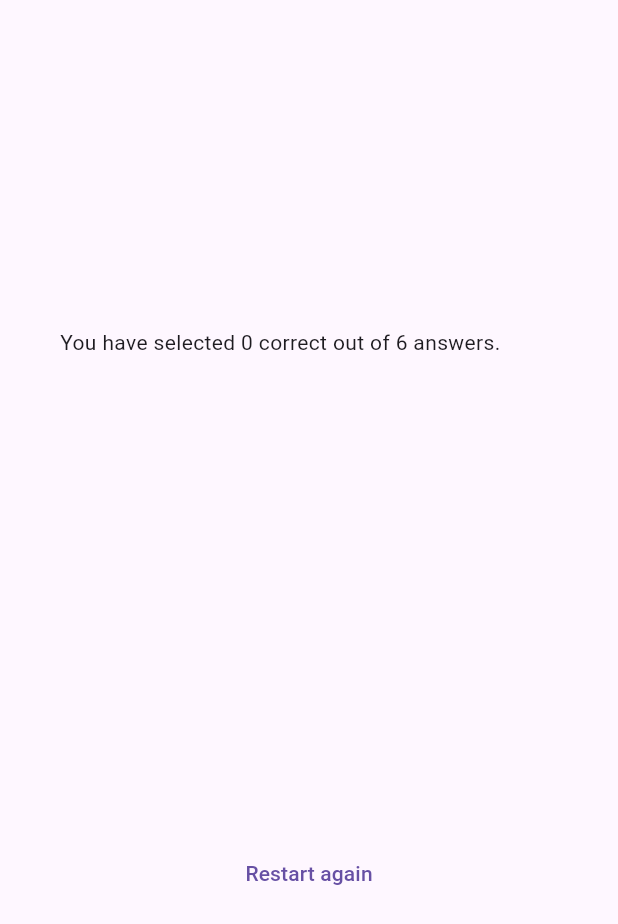
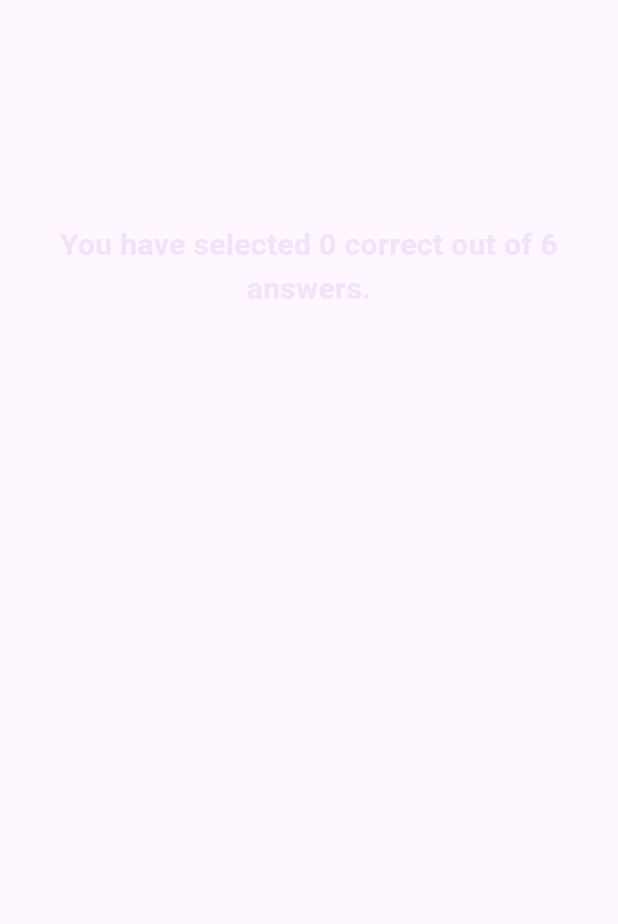
Before and after one commit to Sabbha20/flutter-quiz-app, a Flutter app: the ResultsScreen widget shown alone on an empty page, opened directly with empty values, on a phone screen of 412 x 824 dp. Shown: the top 924 px of the screen. Run offline on Flutter 3.47's test engine with Material 3 defaults, Android fonts, the phone set to English and light mode, and no system bars.

```diff
--- a/lib/question_summary.dart
+++ b/lib/question_summary.dart
@@ -8,24 +8,62 @@ class QuestionSummary extends StatelessWidget {
   @override
   Widget build(BuildContext context) {
     return SizedBox(
-      height: 300,
+      height: 400,
       child: SingleChildScrollView(
         child: Column(
           children: summaryData
               .map(
                 (data) => Row(
+                  crossAxisAlignment: CrossAxisAlignment.start,
                   children: [
-                    Text(((data['question_index'] as int) + 1).toString()),
+                    Container(
+                      alignment: Alignment.center,
+                      width: 30,
+                      height: 30,
+                      decoration: BoxDecoration(
+                        color: data['user_answer'] == data['correct_answer']
+                            ? Colors.tealAccent
+                            : Colors.redAccent,
+                        shape: BoxShape.circle,
+                      ),
+                      child: Text(
+                        ((data['question_index'] as int) + 1).toString(),
+                        overflow: TextOverflow.visible,
+                      ),
+                    ),
                     Expanded(
+                      child: Padding(
+                        padding: const EdgeInsets.symmetric(
+                            vertical: 0, horizontal: 16),
                         child: Column(
+                          crossAxisAlignment: CrossAxisAlignment.start,
                           children: [
-                          Text(data['question'] as String),
+                            Text(
+                              data['question'] as String,
+                              style: const TextStyle(
+                                  color: Color(0xC2F5ECFC),
+                                  fontWeight: FontWeight.bold,
+                                  fontSize: 15),
+                            ),
+                            Text(
+                              data['user_answer'] as String,
+                              style: const TextStyle(
+                                color: Colors.lightBlueAccent,
+                                fontSize: 12,
+                                fontWeight: FontWeight.bold,
+                              ),
+                            ),
+                            Text(data['correct_answer'] as String,
+                                style: const TextStyle(
+                                  color: Colors.lightGreen,
+                                  fontSize: 12,
+                                  fontWeight: FontWeight.bold,
+                                )),
                             const SizedBox(
                               height: 10,
                             ),
-                          Text(data['user_answer'] as String),
-                          Text(data['correct_answer'] as String),
                           ],
+                        ),
                       ),
                     )
                   ],
--- a/lib/quiz.dart
+++ b/lib/quiz.dart
@@ -40,6 +40,13 @@ class _QuizState extends State<Quiz> {
     });
   }
 
+  void restartQuiz() {
+    setState(() {
+      selectedAnswers = [];
+      activeScreen = "start-screen";
+    });
+  }
+
   void chooseAnswer(String answer) {
     selectedAnswers.add(answer);
 
@@ -62,6 +69,7 @@ class _QuizState extends State<Quiz> {
     if (activeScreen == "results-screen") {
       screenWidget = ResultsScreen(
         selectedAnswersList: selectedAnswers,
+        reStart: restartQuiz,
       );
     }
 
--- a/lib/results_screen.dart
+++ b/lib/results_screen.dart
@@ -3,7 +3,10 @@ import 'package:quiz_app/data/questions.dart';
 import 'package:quiz_app/question_summary.dart';
 
 class ResultsScreen extends StatelessWidget {
-  ResultsScreen({super.key, required this.selectedAnswersList});
+  ResultsScreen(
+      {super.key, required this.selectedAnswersList, required this.reStart});
+
+  final void Function() reStart;
 
   List<String> selectedAnswersList;
 
@@ -40,7 +43,14 @@ class ResultsScreen extends StatelessWidget {
           crossAxisAlignment: CrossAxisAlignment.stretch,
           children: [
             Text(
-                "You have selected $correctAnswers correct out of $totalAnswers answers."),
+              "You have selected $correctAnswers correct out of $totalAnswers answers.",
+              textAlign: TextAlign.center,
+              style: const TextStyle(
+                color: Color(0xC2EFDDF8),
+                fontSize: 20,
+                fontWeight: FontWeight.bold,
+              ),
+            ),
             const SizedBox(
               height: 10,
             ),
@@ -48,9 +58,13 @@ class ResultsScreen extends StatelessWidget {
             const SizedBox(
               height: 10,
             ),
-            TextButton(
-              onPressed: () {},
-              child: const Text("Restart again"),
+            TextButton.icon(
+              onPressed: reStart,
+              icon: Icon(Icons.restart_alt_outlined),
+              label: const Text("Restart again"),
+              style: OutlinedButton.styleFrom(
+                foregroundColor: Colors.white,
+              ),
             ),
           ],
         ));
```
Lines whose indentation alone changed are shown as unchanged.
